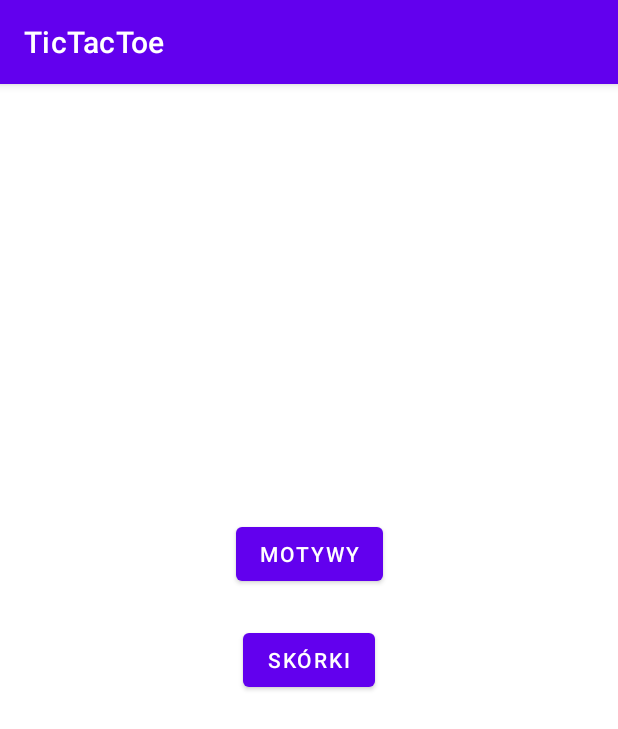
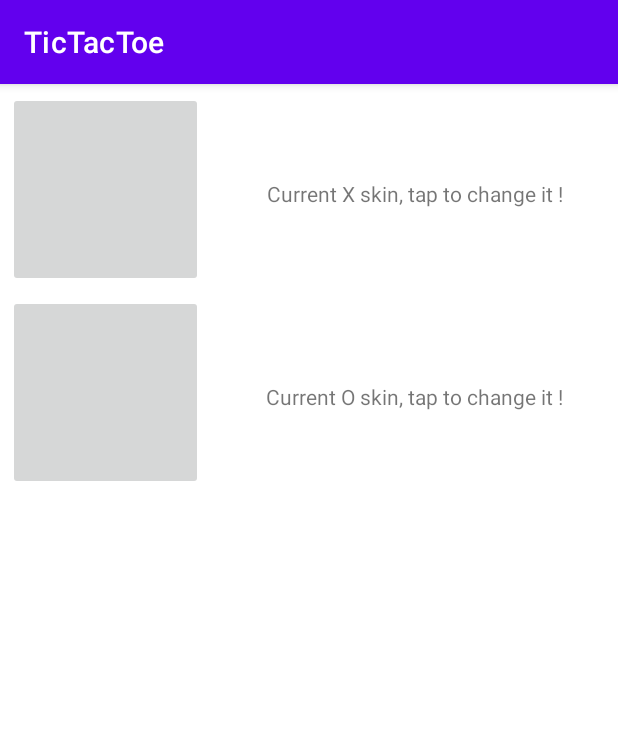
Before and after one commit to michalzembron/Tic-tac-toe, an Android app: the SettingsActivity screen opened directly, with no data from a screen before it, after a tap on "SKÓRKI", on a phone screen of 412 x 824 dp. Shown: the top 729 px of the screen. Run offline under Robolectric (Android 15) with nearby library versions, the phone set to English and light mode, and no system bars.

Commit message:
Added basic Skins activities

```diff
--- a/app/src/main/AndroidManifest.xml
+++ b/app/src/main/AndroidManifest.xml
@@ -9,7 +9,10 @@
         android:roundIcon="@mipmap/ic_launcher_round"
         android:supportsRtl="true"
         android:theme="@style/Theme.TicTacToe">
-        <activity android:name=".PlaySingleplayerActivity"></activity>
+        <activity android:name=".skins.SkinsChangerOActivity"></activity>
+        <activity android:name=".skins.SkinsCurrentActivity" />
+        <activity android:name=".skins.SkinsChangerXActivity" />
+        <activity android:name=".PlaySingleplayerActivity" />
         <activity android:name=".SettingsActivity" />
         <activity android:name=".StatisticsActivity" />
         <activity android:name=".PlayActivity" />
--- a/app/src/main/java/com/example/tictactoe/SettingsActivity.java
+++ b/app/src/main/java/com/example/tictactoe/SettingsActivity.java
@@ -4,8 +4,10 @@ import androidx.appcompat.app.AppCompatActivity;
 
 import android.content.Intent;
 import android.os.Bundle;
-import android.view.View;
 import android.widget.Button;
+
+import com.example.tictactoe.skins.SkinsChangerXActivity;
+import com.example.tictactoe.skins.SkinsCurrentActivity;
 
 public class SettingsActivity extends AppCompatActivity {
 
@@ -16,7 +18,7 @@ public class SettingsActivity extends AppCompatActivity {
 
         Button buttonSkins = findViewById(R.id.buttonSkins);
         buttonSkins.setOnClickListener(view -> {
-            Intent intent = new Intent(view.getContext(), SettingsActivity.class);
+            Intent intent = new Intent(view.getContext(), SkinsCurrentActivity.class);
             view.getContext().startActivity(intent);});
     }
 }
--- /dev/null
+++ b/app/src/main/java/com/example/tictactoe/skins/SkinsCurrentActivity.java
@@ -0,0 +1,29 @@
+package com.example.tictactoe.skins;
+
+import androidx.appcompat.app.AppCompatActivity;
+
+import android.content.Intent;
+import android.os.Bundle;
+import android.widget.Button;
+import android.widget.ImageButton;
+
+import com.example.tictactoe.R;
+
+public class SkinsCurrentActivity extends AppCompatActivity {
+
+    @Override
+    protected void onCreate(Bundle savedInstanceState) {
+        super.onCreate(savedInstanceState);
+        setContentView(R.layout.activity_skins_current);
+
+        ImageButton buttonSkinsChangerX = findViewById(R.id.skin_X_0);
+        buttonSkinsChangerX.setOnClickListener(view -> {
+            Intent intent = new Intent(view.getContext(), SkinsChangerXActivity.class);
+            view.getContext().startActivity(intent);});
+
+        ImageButton buttonSkinsChangerO = findViewById(R.id.skin_O_0);
+        buttonSkinsChangerO.setOnClickListener(view -> {
+            Intent intent = new Intent(view.getContext(), SkinsChangerOActivity.class);
+            view.getContext().startActivity(intent);});
+    }
+}
--- /dev/null
+++ b/app/src/main/res/layout/activity_skins_current.xml
@@ -0,0 +1,55 @@
+<?xml version="1.0" encoding="utf-8"?>
+<androidx.constraintlayout.widget.ConstraintLayout xmlns:android="http://schemas.android.com/apk/res/android"
+    xmlns:app="http://schemas.android.com/apk/res-auto"
+    xmlns:tools="http://schemas.android.com/tools"
+    android:layout_width="match_parent"
+    android:layout_height="match_parent"
+    tools:context=".skins.SkinsCurrentActivity">
+
+    <ImageButton
+        android:id="@+id/skin_X_0"
+        android:layout_width="130dp"
+        android:layout_height="130dp"
+        android:layout_marginTop="5dp"
+        android:layout_marginLeft="5dp"
+        app:layout_constraintStart_toStartOf="parent"
+        app:layout_constraintTop_toTopOf="parent"/>
+
+    <TextView
+        android:id="@+id/skin_X_0_Text"
+        android:layout_width="wrap_content"
+        android:layout_height="wrap_content"
+        android:layout_marginStart="5dp"
+        android:layout_marginTop="5dp"
+        android:text="Current X skin, tap to change it !"
+        android:textAlignment="viewStart"
+        android:visibility="visible"
+        app:layout_constraintEnd_toEndOf="parent"
+        app:layout_constraintStart_toEndOf="@+id/skin_X_0"
+        app:layout_constraintTop_toTopOf="@+id/skin_X_0"
+        app:layout_constraintBottom_toBottomOf="@+id/skin_X_0"/>
+
+    <ImageButton
+        android:id="@+id/skin_O_0"
+        android:layout_width="130dp"
+        android:layout_height="130dp"
+        android:layout_marginTop="5dp"
+        android:layout_marginLeft="5dp"
+        app:layout_constraintStart_toStartOf="parent"
+        app:layout_constraintTop_toBottomOf="@+id/skin_X_0" />
+
+    <TextView
+        android:id="@+id/skin_O_0_Text"
+        android:layout_width="wrap_content"
+        android:layout_height="wrap_content"
+        android:layout_marginStart="5dp"
+        android:layout_marginTop="5dp"
+        android:text="Current O skin, tap to change it !"
+        android:textAlignment="viewStart"
+        android:visibility="visible"
+        app:layout_constraintEnd_toEndOf="parent"
+        app:layout_constraintStart_toEndOf="@+id/skin_O_0"
+        app:layout_constraintTop_toTopOf="@+id/skin_O_0"
+        app:layout_constraintBottom_toBottomOf="@+id/skin_O_0" />
+
+</androidx.constraintlayout.widget.ConstraintLayout>
```
Also changed, not shown: app/src/main/java/com/example/tictactoe/skins/SkinsChangerOActivity.java (added, +16 -0 lines), app/src/main/java/com/example/tictactoe/skins/SkinsChangerXActivity.java (added, +16 -0 lines), app/src/main/res/layout/activity_skins_changer_o.xml (added, +57 -0 lines), app/src/main/res/layout/activity_skins_changer_x.xml (added, +57 -0 lines).
